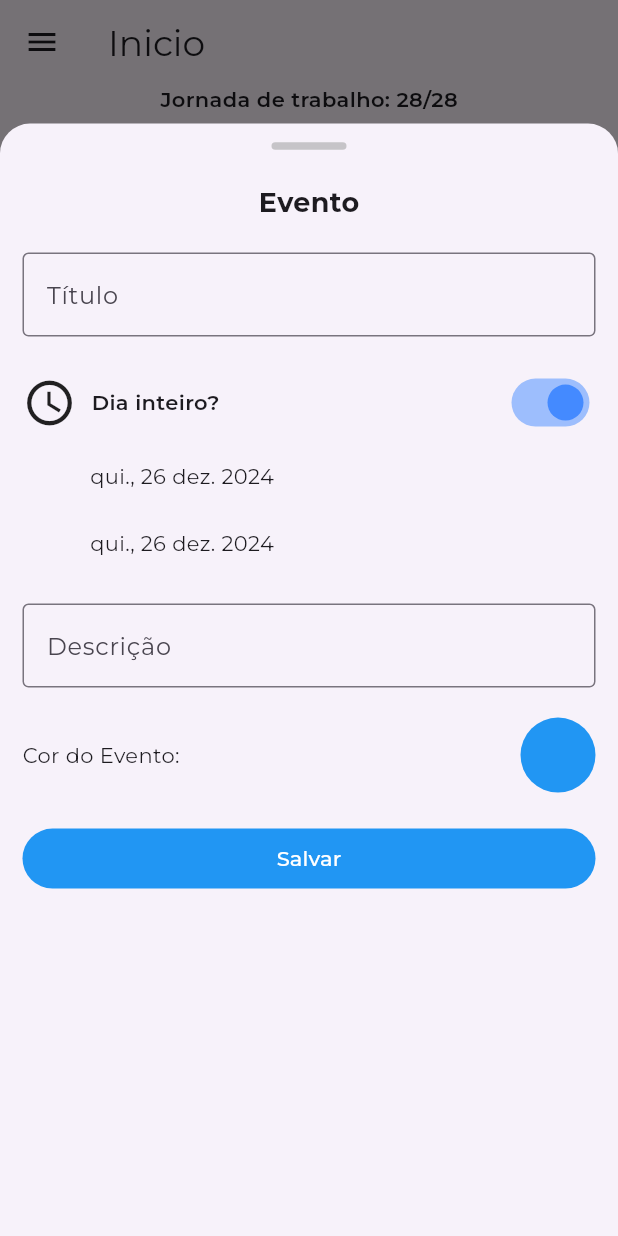
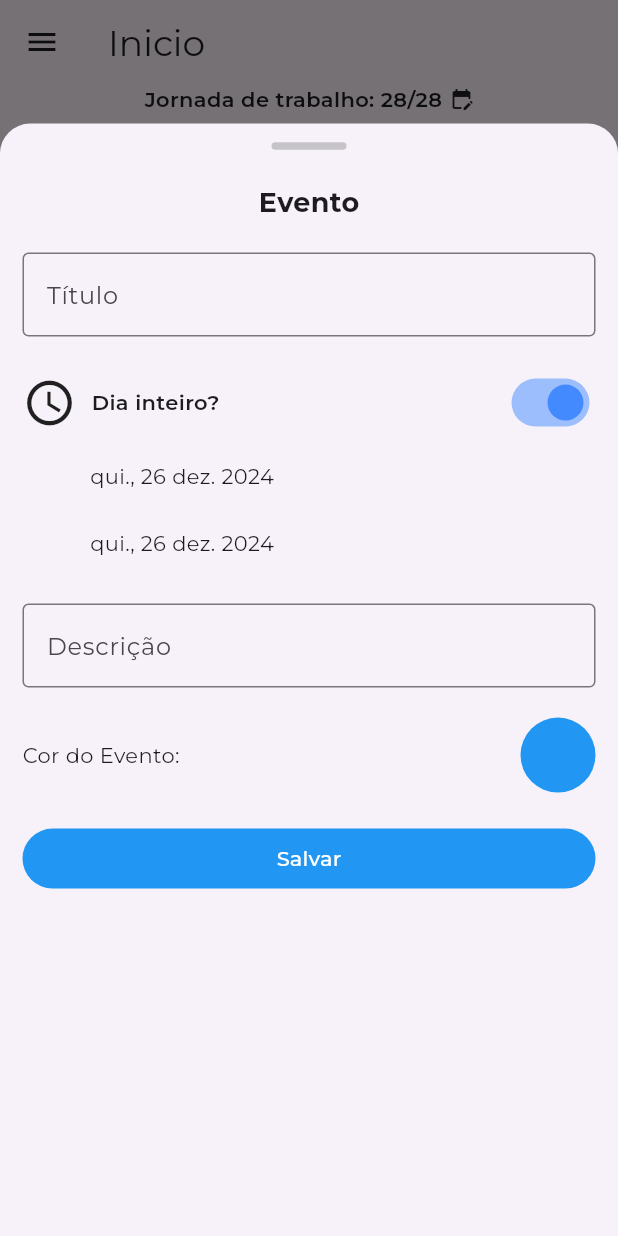
Before and after one commit to victorLessa/marine_app, a Flutter app: the screen it shows after launch, after a tap on the "add" icon, on a phone screen of 412 x 824 dp. Run offline on Flutter 3.47's test engine with Material 3 defaults, Android fonts, the phone set to English and light mode, and no system bars; drawn by our look-alikes of table_calendar; our stand-ins replace flutter_colorpicker, numberpicker, sqflite; accounts and stored records are empty; project files that could hold a hidden picture were left out.

Commit message:
feat: salvar informações de escala

```diff
--- a/lib/app.dart
+++ b/lib/app.dart
@@ -1,6 +1,6 @@
 import 'package:flutter/material.dart';
 import 'screens/home_screen.dart';
-import 'screens/agendamento_screen.dart';
+import 'screens/work_schedule_screen.dart';
 import 'screens/radar_screen.dart';
 import 'package:flutter_localizations/flutter_localizations.dart';
 
@@ -36,7 +36,7 @@ class MyApp extends StatelessWidget {
       initialRoute: '/',
       routes: {
         '/': (context) => const HomeScreen(),
-        '/agendamento': (context) => const AgendamentoScreen(),
+        '/escala': (context) => const EscalaScreen(),
         '/radar': (context) => const RadarScreen(),
       },
     );
--- a/lib/database/database.dart
+++ b/lib/database/database.dart
@@ -20,10 +20,30 @@ class DatabaseHelper {
     return await openDatabase(
       path,
       version: 1,
-      onCreate: (db, version) {
-        return db.execute(
-          'CREATE TABLE events(id INTEGER PRIMARY KEY, title TEXT, description TEXT, allDay INTEGER, startDay INTEGER, endDay INTEGER, startHour TEXT, endHour TEXT, color INTEGER)',
-        );
+      onCreate: (db, version) async {
+        await db.execute('''
+            CREATE TABLE events(
+            id INTEGER PRIMARY KEY,
+            title TEXT,
+            description TEXT,
+            allDay INTEGER,
+            startDay INTEGER,
+            endDay INTEGER,
+            startHour TEXT,
+            endHour TEXT,
+            color INTEGER);
+
+            ''');
+
+        await db.execute('''
+            CREATE TABLE work_schedule(
+            id INTEGER PRIMARY KEY,
+            schedule TEXT,
+            boardingDay INTEGER,
+            preBoardingMeeting INTEGER
+            );
+
+            ''');
       },
     );
   }
--- a/lib/main.dart
+++ b/lib/main.dart
@@ -3,6 +3,7 @@ import 'package:intl/date_symbol_data_local.dart';
 import 'package:marine/providers/appointment_provider.dart';
 import 'package:marine/providers/calendar_provider.dart';
 import 'package:marine/providers/event_provider.dart';
+import 'package:marine/providers/work_schedule_provider.dart';
 import 'package:provider/provider.dart';
 import 'app.dart';
 import 'providers/app_provider.dart';
@@ -16,6 +17,7 @@ void main() {
           ChangeNotifierProvider(create: (_) => AppointmentProvider()),
           ChangeNotifierProvider(create: (_) => CalendarProvider()),
           ChangeNotifierProvider(create: (_) => EventProvider()),
+          ChangeNotifierProvider(create: (_) => WorkScheduleProvider()),
         ],
         child: const MyApp(),
       ),
--- a/lib/providers/event_provider.dart
+++ b/lib/providers/event_provider.dart
@@ -1,13 +1,9 @@
-import 'dart:io';
-
 import 'package:flutter/material.dart';
 import 'package:marine/models/event_state.dart';
 import 'package:marine/models/form_event_state.dart';
 import 'package:marine/repositories/event.dart';
 
 class EventProvider with ChangeNotifier {
-  final List<EventState> _eventList = [];
-
   bool formEventIsBusy = false;
 
   late FormEventState _formEventState = FormEventState();
@@ -15,13 +11,6 @@ class EventProvider with ChangeNotifier {
   final EventRepository _eventRepository = EventRepository();
 
   FormEventState get formEventState => _formEventState;
-  List<EventState> get eventList => _eventList;
-
-  Future<void> loadEvents() async {
-    _eventList.clear();
-    _eventList.addAll(await _eventRepository.getEvents());
-    notifyListeners();
-  }
 
   Future<EventState> findEventById(int id) async {
     EventState result = await _eventRepository.findById(id);
--- a/lib/screens/form_event.dart
+++ b/lib/screens/form_event.dart
@@ -204,7 +204,7 @@ class _ModalBottomFormEventState extends State<ModalBottomFormEvent> {
                                         context: context,
                                         initialDate: formEventState.startDay,
                                         firstDate: DateTime(1900),
-                                        lastDate: DateTime(2099),
+                                        lastDate: formEventState.endDay,
                                         locale: const Locale('pt', 'BR'),
                                       );
 
--- a/lib/screens/home_screen.dart
+++ b/lib/screens/home_screen.dart
@@ -43,20 +43,40 @@ class HomeScreen extends StatelessWidget {
         ),
       ),
       drawer: const CustomDrawer(),
-      body: const Column(
+      body: Column(
         mainAxisAlignment: MainAxisAlignment.spaceBetween,
         children: [
           Center(
             child: Column(
               children: [
-                Text(
-                  'Jornada de trabalho: 28/28',
-                  style: TextStyle(fontSize: 14, fontWeight: FontWeight.w600),
+                InkWell(
+                  highlightColor: Colors.transparent,
+                  splashColor: Colors.transparent,
+                  onTap: () {
+                    Navigator.pushNamed(context, '/escala');
+                  },
+                  child: const Row(
+                    mainAxisAlignment: MainAxisAlignment.center,
+                    children: [
+                      Text(
+                        'Jornada de trabalho: 28/28',
+                        style: TextStyle(
+                            fontSize: 14, fontWeight: FontWeight.w600),
+                      ),
+                      SizedBox(
+                        width: 5,
+                      ),
+                      Icon(
+                        Icons.edit_calendar,
+                        size: 16,
+                      ),
+                    ],
+                  ),
                 ),
-                SizedBox(
+                const SizedBox(
                   height: 10,
                 ),
-                Row(
+                const Row(
                   mainAxisAlignment: MainAxisAlignment.spaceEvenly,
                   children: [
                     Legend(
@@ -70,11 +90,11 @@ class HomeScreen extends StatelessWidget {
                         color: Color.fromARGB(255, 122, 208, 255)),
                   ],
                 ),
-                Calendar(),
+                const Calendar(),
               ],
             ),
           ),
-          Expanded(child: CalendarEvents()),
+          const Expanded(child: CalendarEvents()),
         ],
       ),
     );
--- a/lib/widgets/custom_drawer.dart
+++ b/lib/widgets/custom_drawer.dart
@@ -21,16 +21,15 @@ class CustomDrawer extends StatelessWidget {
           }),
           ListTile(
             title: const Text('Inicio'),
-            onTap: () => Navigator.pushReplacementNamed(context, '/'),
+            onTap: () => Navigator.pushNamed(context, '/'),
           ),
           ListTile(
-            title: const Text('Agendamento'),
-            onTap: () =>
-                Navigator.pushReplacementNamed(context, '/agendamento'),
+            title: const Text('Escala'),
+            onTap: () => Navigator.pushNamed(context, '/escala'),
           ),
           ListTile(
             title: const Text('Radar'),
-            onTap: () => Navigator.pushReplacementNamed(context, '/radar'),
+            onTap: () => Navigator.pushNamed(context, '/radar'),
           ),
         ],
       ),
--- a/pubspec.yaml
+++ b/pubspec.yaml
@@ -42,6 +42,7 @@ dependencies:
   cupertino_icons: ^1.0.8
   table_calendar: ^3.1.2
   intl: ^0.19.0
+  numberpicker: ^2.1.2
 
 dev_dependencies:
   flutter_test:
```
Also changed, not shown: lib/models/work_schedule_state.dart (added, +32 -0 lines), lib/providers/work_schedule_provider.dart (added, +63 -0 lines), lib/repositories/work_schedule.dart (added, +85 -0 lines), lib/screens/agendamento_screen.dart (deleted, +0 -16 lines), lib/screens/work_schedule_screen.dart (added, +233 -0 lines), lib/widgets/utils_app.dart (added, +21 -0 lines), pubspec.lock, 1 other file.
